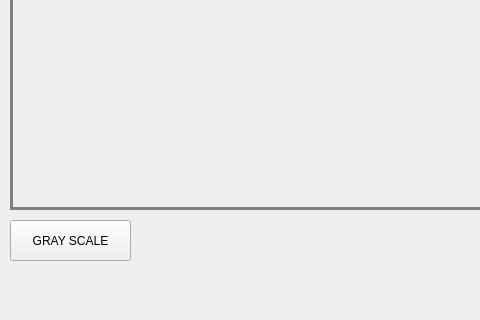
This is COMPUTER_VISION/COMPUTER_VISION.ui in goobncl/COMPUTER_VISION as Qt 5 draws it before an edit; both pictures show x 0 to 480 and y 280 to 600 of the 800 by 600 pixel window. The edited form follows.
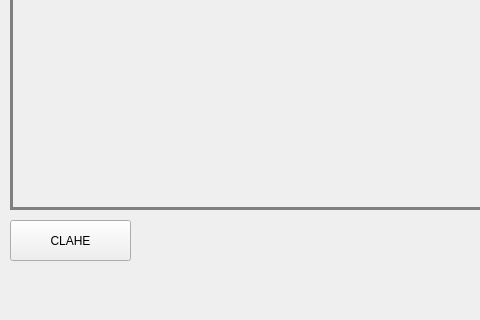
This is the edited form.

What changed in the file:
```diff
--- a/COMPUTER_VISION/COMPUTER_VISION.ui
+++ b/COMPUTER_VISION/COMPUTER_VISION.ui
@@ -58,7 +58,7 @@
      </rect>
     </property>
     <property name="text">
-     <string>GRAY SCALE</string>
+     <string>CLAHE</string>
     </property>
    </widget>
   </widget>
```
Left out of the diff: 2 changed lines with no effect on the pictures.
